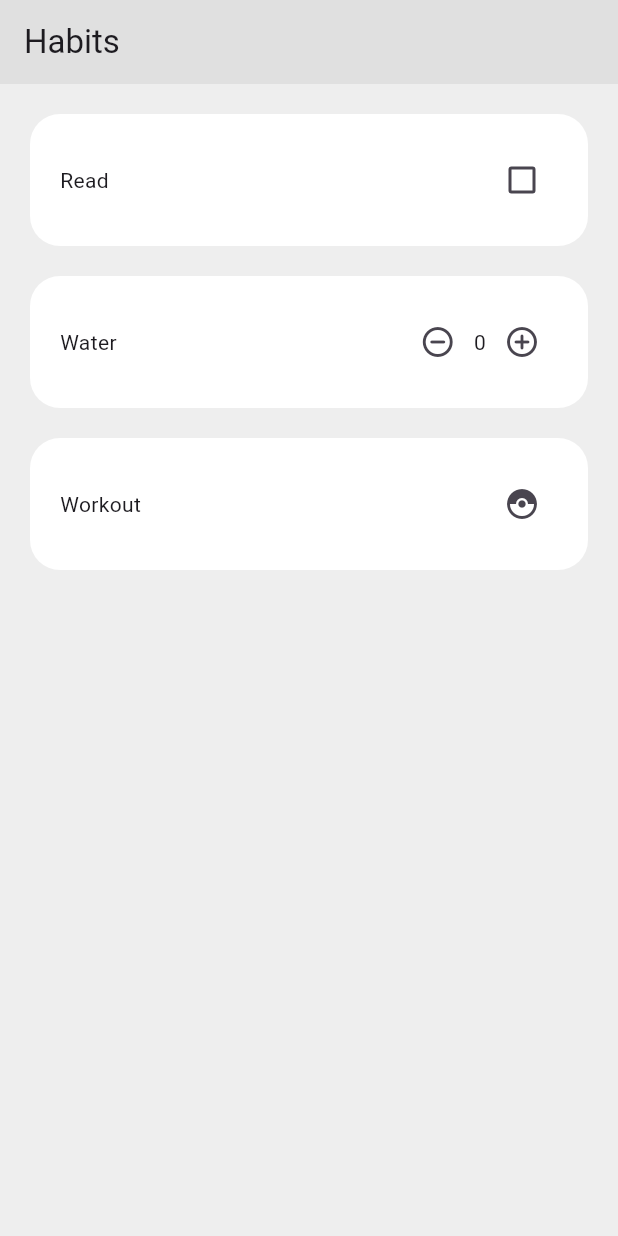
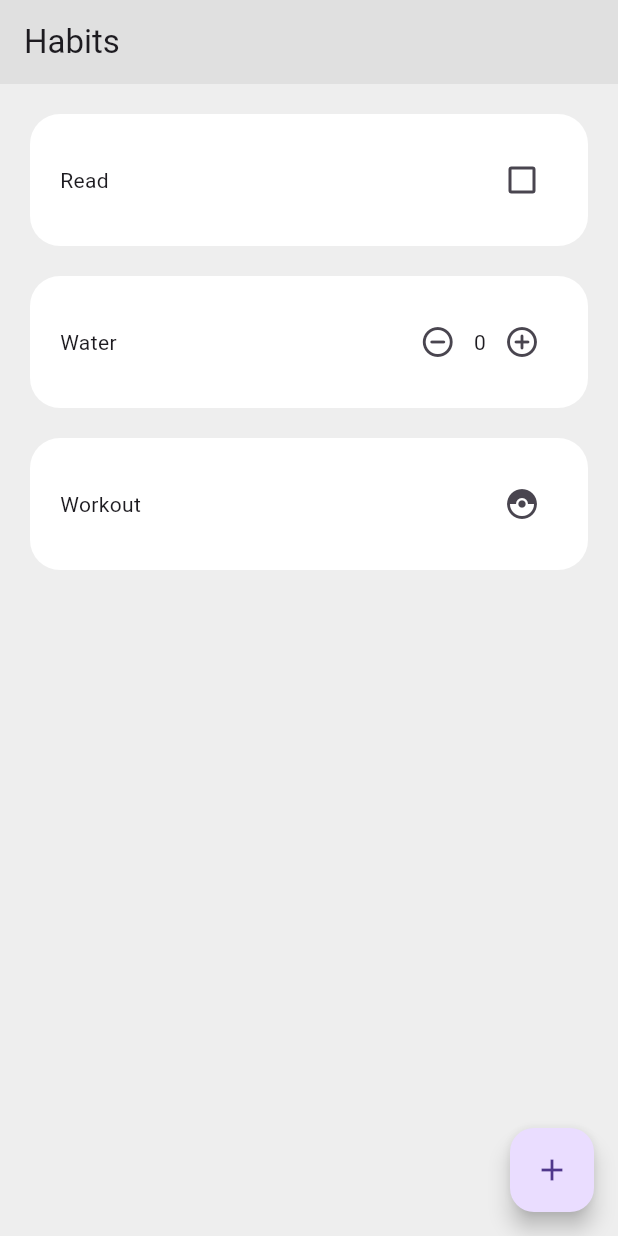
Before and after one commit to veer258/flutter_habitracker, a Flutter app: the screen it shows after launch, on a phone screen of 412 x 824 dp. Run offline on Flutter 3.47's test engine with Material 2 defaults, Android fonts, the phone set to English and light mode, and no system bars.

Commit message:
Add Dummy FAB

```diff
--- a/lib/main.dart
+++ b/lib/main.dart
@@ -31,6 +31,8 @@ class MainApp extends StatelessWidget {
             StrHabit(),
           ],
         ),
+        floatingActionButton:
+            FloatingActionButton(onPressed: () {}, child: Icon(Icons.add)),
       ),
     );
   }
```
